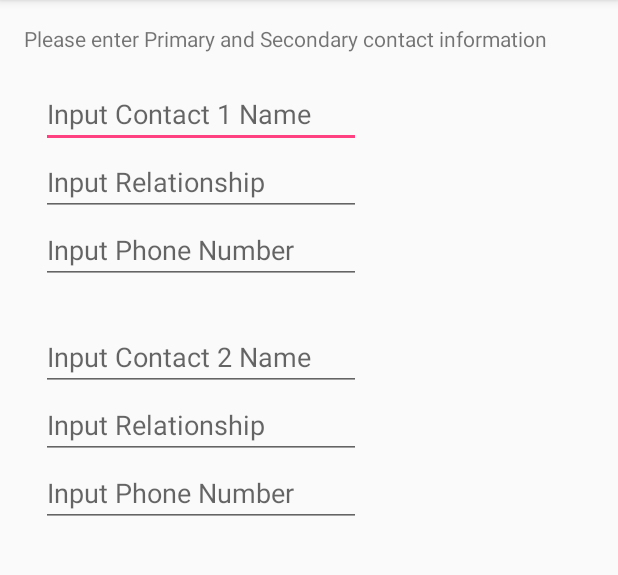
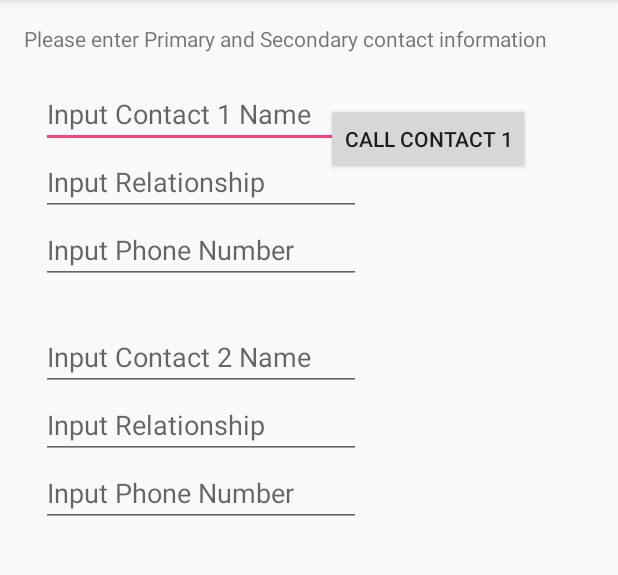
Before and after one commit to liyy3/capstone, an Android app: the fragment Tab4 shown on its own in the app's theme, on a phone screen of 412 x 824 dp, the part 84-659 px from its top. Run offline under Robolectric (Android 15) with nearby library versions, the phone set to English and light mode, and no system bars.

```diff
--- a/app/src/main/AndroidManifest.xml
+++ b/app/src/main/AndroidManifest.xml
@@ -1,6 +1,9 @@
 <?xml version="1.0" encoding="utf-8"?>
 <manifest xmlns:android="http://schemas.android.com/apk/res/android"
     package="a40i6_capstone.tabs">
+
+    <uses-permission
+        android:name="android.permission.CALL_PHONE" />
 
     <application
         android:allowBackup="true"
--- a/app/src/main/java/a40i6_capstone/tabs/Tab4.java
+++ b/app/src/main/java/a40i6_capstone/tabs/Tab4.java
@@ -1,11 +1,28 @@
 package a40i6_capstone.tabs;
 
+import android.Manifest;
+import android.app.Activity;
+import android.content.ActivityNotFoundException;
+import android.content.Context;
+import android.content.Intent;
+import android.content.pm.PackageManager;
+import android.net.Uri;
 import android.os.Bundle;
+import android.support.v4.app.ActivityCompat;
 import android.support.v4.app.Fragment;
+import android.support.v4.content.ContextCompat;
+import android.telephony.PhoneStateListener;
+import android.telephony.TelephonyManager;
+import android.util.Log;
 import android.view.LayoutInflater;
 import android.view.View;
 import android.view.ViewGroup;
+import android.widget.Button;
 import android.widget.EditText;
+
+import static a40i6_capstone.tabs.R.layout.tab4contents;
+import static android.R.attr.button;
+import static android.R.id.content;
 
 /**
  * Created by grace_000 on 2016-11-22.
@@ -19,10 +36,12 @@ public class Tab4 extends Fragment {
     private EditText Name2;
     private EditText Relationship2;
     private EditText Number2;
+    private Button button;
+
     @Override
     public View onCreateView(LayoutInflater inflater, ViewGroup container,
                              Bundle savedInstanceState) {
-        View rootView = inflater.inflate(R.layout.tab4contents, container, false);
+        View rootView = inflater.inflate(tab4contents, container, false);
 
         Name1 = (EditText) rootView.findViewById(R.id.Name1);
         Relationship1 = (EditText) rootView.findViewById(R.id.Relationship1);
@@ -31,6 +50,21 @@ public class Tab4 extends Fragment {
         Relationship2 = (EditText) rootView.findViewById(R.id.Relationship2);
         Number2 = (EditText) rootView.findViewById(R.id.Number2);
 
+        button = (Button) rootView.findViewById(R.id.call_button1);
+        button.setTag(0);
+        button.setOnClickListener(new View.OnClickListener() {
+            @Override
+            public void onClick(View arg0) {
+                //int permissionCheck = ContextCompat.checkSelfPermission(this,
+                        //Manifest.permission.WRITE_CALENDAR);
+                    Intent callIntent = new Intent(Intent.ACTION_CALL);
+                    callIntent.setData(Uri.parse("tel:16476207478"));
+                    startActivity(callIntent);
+
+            }
+        });
+
+
         return rootView;
     }
 }
--- a/app/src/main/java/a40i6_capstone/tabs/Tab5.java
+++ b/app/src/main/java/a40i6_capstone/tabs/Tab5.java
@@ -19,7 +19,6 @@ public class Tab5 extends Fragment {
             Bundle savedInstanceState) {
             View rootView = inflater.inflate(R.layout.tab5contents, container, false);
 
-
         return rootView;
     }
 }
--- a/app/src/main/res/layout/tab4contents.xml
+++ b/app/src/main/res/layout/tab4contents.xml
@@ -101,6 +101,18 @@
             android:layout_alignLeft="@+id/Relationship2"
             android:layout_alignStart="@+id/Relationship2" />
 
+        <Button
+            android:text="Call Contact 1"
+            android:layout_width="wrap_content"
+            android:layout_height="wrap_content"
+            android:layout_alignTop="@+id/Name1"
+            android:layout_alignRight="@+id/section_label"
+            android:layout_alignEnd="@+id/section_label"
+            android:layout_marginRight="12dp"
+            android:layout_marginEnd="12dp"
+            android:layout_marginTop="15dp"
+            android:id="@+id/call_button1" />
+
 
     </RelativeLayout>
 
```
Also changed, not shown: app/src/main/java/a40i6_capstone/tabs/Tab3.java (+68 -0 lines), app/src/main/res/layout/tab3contents.xml (+7 -1 lines).
